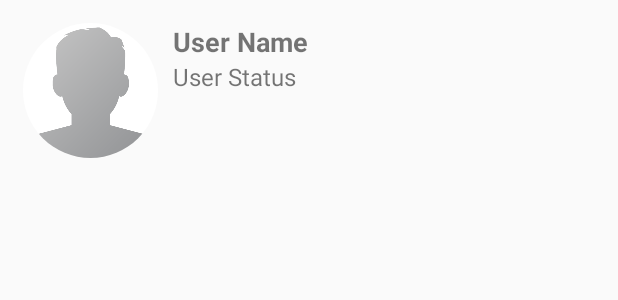
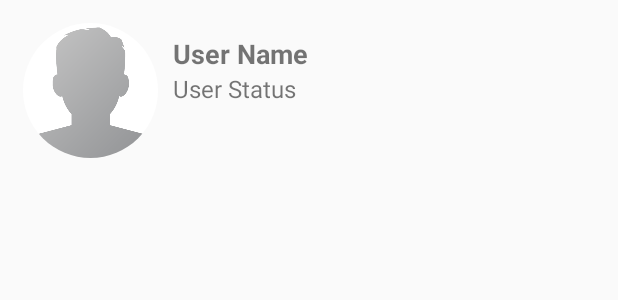
Before and after one commit to saptarshisarkar555/gopshop, an Android app: the layout users_display_layout.xml on its own in the app's theme, with its tools: preview values and no code run, on a phone screen of 412 x 824 dp. Shown: the top 300 px of the screen. Run offline under Robolectric (Android 15) with nearby library versions, the phone set to English and light mode, and no system bars.

```diff
--- a/app/build.gradle
+++ b/app/build.gradle
@@ -10,7 +10,7 @@ android {
         minSdkVersion 19
         targetSdkVersion 29
         versionCode 1
-        versionName "1.0"
+        versionName "2.0"
         multiDexEnabled true
         testInstrumentationRunner "androidx.test.runner.AndroidJUnitRunner"
     }
--- a/app/src/main/java/com/example/whatsapplite/ChatActivity.java
+++ b/app/src/main/java/com/example/whatsapplite/ChatActivity.java
@@ -538,7 +538,7 @@ public class ChatActivity extends AppCompatActivity {
 
     private void SendMessages() {
 
-        final String messageText = MessageInputText.getText().toString();
+        final String messageText = MessageInputText.getText().toString().trim();
         // String messageTextCopy = copyText;
 
         if (TextUtils.isEmpty(messageText)) {
--- a/app/src/main/res/layout/users_display_layout.xml
+++ b/app/src/main/res/layout/users_display_layout.xml
@@ -26,6 +26,7 @@
             android:layout_width="match_parent"
             android:layout_height="wrap_content"
             android:layout_marginStart="10dp"
+            android:layout_marginTop="8dp"
             android:orientation="vertical">
 
             <LinearLayout
--- a/app/src/main/res/values-night/colors.xml
+++ b/app/src/main/res/values-night/colors.xml
@@ -4,9 +4,9 @@
     <color name="colorPrimaryDark">#005048</color>
     <color name="colorAccent">#B6E6E6</color>-->
 
-    <color name="colorPrimary">#474343</color>
-    <color name="colorPrimaryDark">#494544</color>
-    <color name="colorAccent">#A6A2A0</color>
+    <color name="colorPrimary">#2E2C2C</color>
+    <color name="colorPrimaryDark">#373737</color>
+    <color name="colorAccent">#6C6B6B</color>
     <color name="textColor">#FFFFFF</color>
     <color name="background">#7C7373</color>
 </resources>
```
Also changed, not shown: app/src/main/java/com/example/whatsapplite/ProfileActivity.java (+4 -4 lines), app/src/main/java/com/example/whatsapplite/TabsAccessorAdapter.java (+3 -8 lines).
